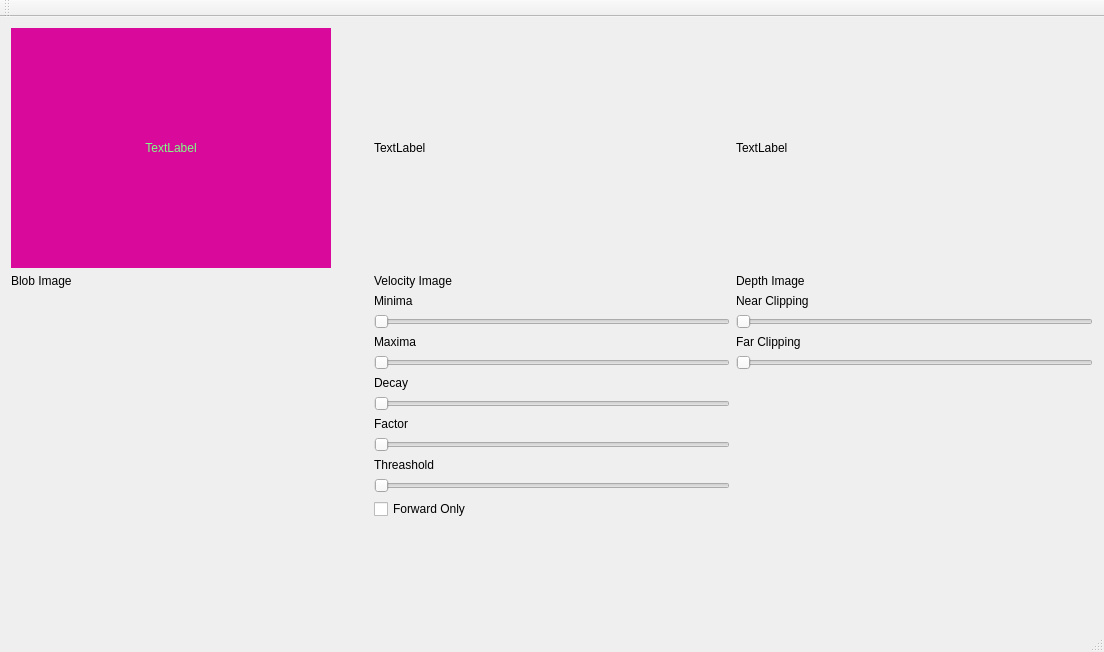
qimmer/mta13341, file TrackerTest/mainwindow.ui: the form before one commit.
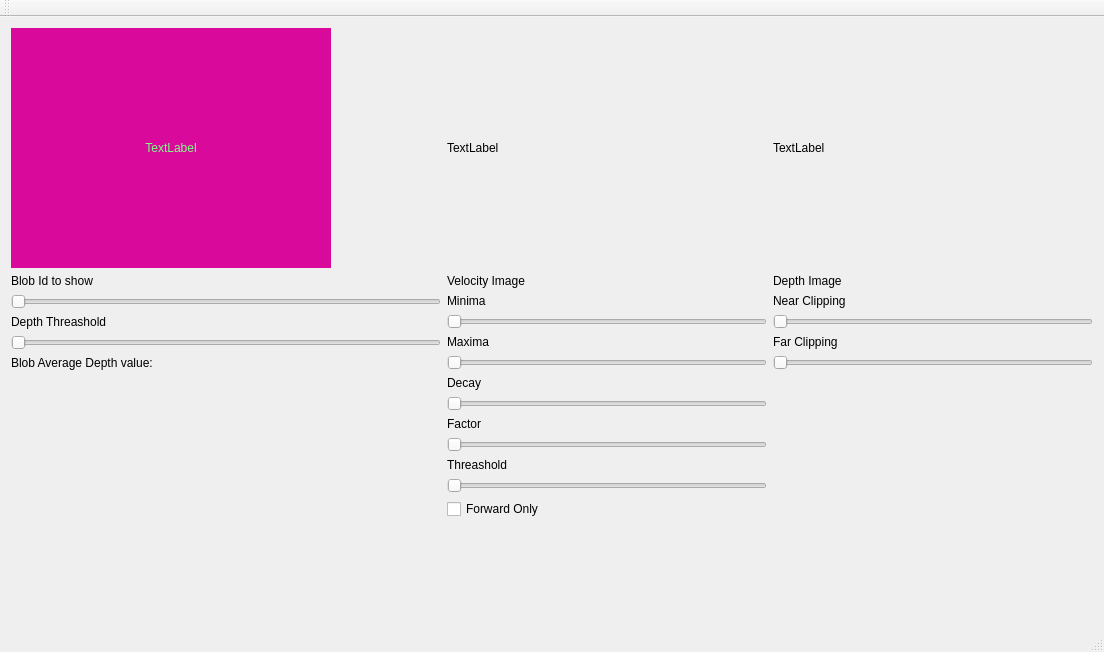
The form after the commit.

Commit message: Major improvements. Blob tracker can now distinguish between overlapping objects!!!

Diff of the .ui file:
```diff
--- a/TrackerTest/mainwindow.ui
+++ b/TrackerTest/mainwindow.ui
@@ -49,15 +49,43 @@
            </widget>
           </item>
           <item>
-           <widget class="QLabel" name="label_9">
-            <property name="sizePolicy">
-             <sizepolicy hsizetype="Preferred" vsizetype="Fixed">
-              <horstretch>0</horstretch>
-              <verstretch>0</verstretch>
-             </sizepolicy>
+           <widget class="QLabel" name="label_11">
+            <property name="text">
+             <string>Blob Id to show</string>
             </property>
+           </widget>
+          </item>
+          <item>
+           <widget class="QSlider" name="horizontalSlider">
+            <property name="maximum">
+             <number>8</number>
+            </property>
+            <property name="orientation">
+             <enum>Qt::Horizontal</enum>
+            </property>
+           </widget>
+          </item>
+          <item>
+           <widget class="QLabel" name="label_12">
             <property name="text">
-             <string>Blob Image</string>
+             <string>Depth Threashold</string>
+            </property>
+           </widget>
+          </item>
+          <item>
+           <widget class="QSlider" name="sliDepthThreashold">
+            <property name="maximum">
+             <number>100</number>
+            </property>
+            <property name="orientation">
+             <enum>Qt::Horizontal</enum>
+            </property>
+           </widget>
+          </item>
+          <item>
+           <widget class="QLabel" name="lblAvrDepth">
+            <property name="text">
+             <string>Blob Average Depth value:</string>
             </property>
            </widget>
           </item>
```
The commit also changes 9 other files.
